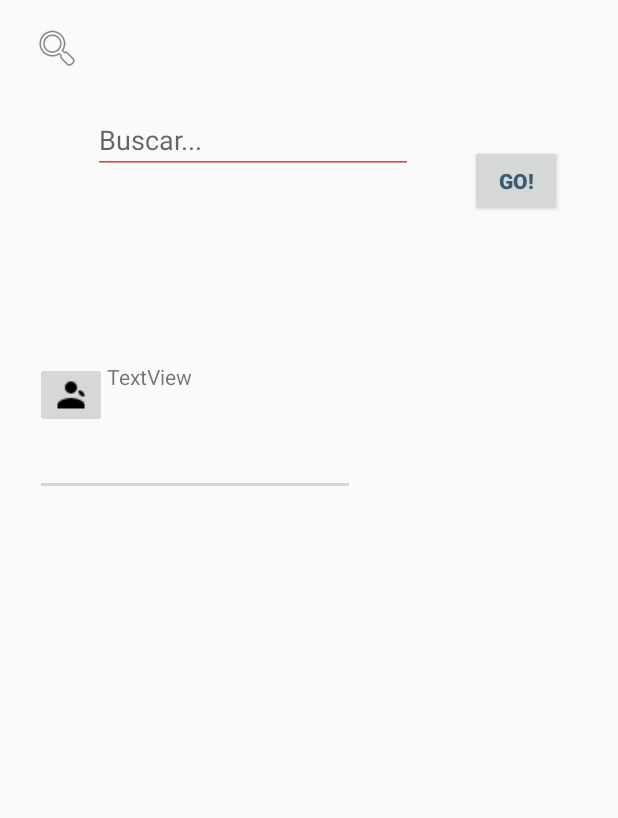
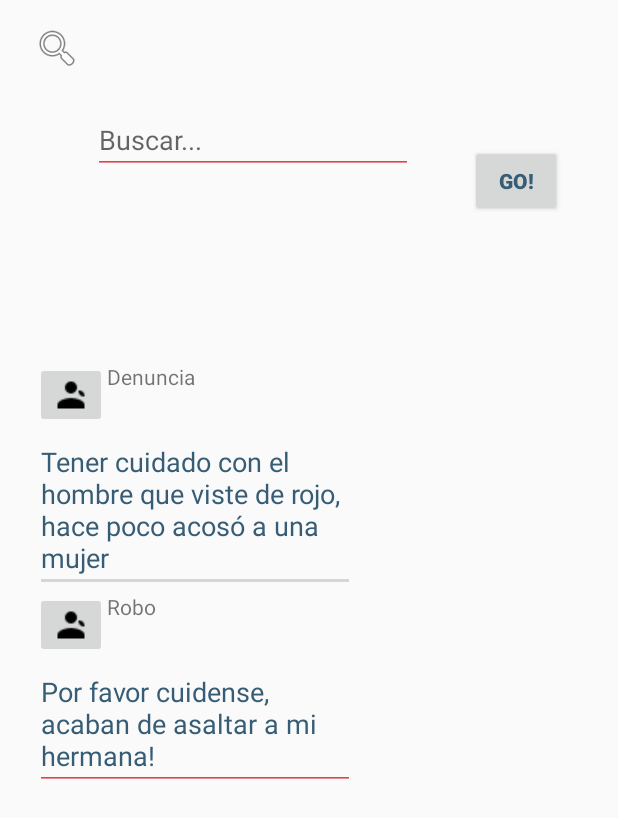
Before and after one commit to rrsegnini/AP-RESPETO., an Android app: the layout content_main_feed.xml on its own in the app's theme, with its tools: preview values and no code run, on a phone screen of 412 x 824 dp. Shown: the top 818 px of the screen. Run offline under Robolectric (Android 15) with nearby library versions, the phone set to English and light mode, and no system bars.

Commit message:
Default update - Feed

```diff
--- a/app/src/main/res/layout/content_main_feed.xml
+++ b/app/src/main/res/layout/content_main_feed.xml
@@ -40,7 +40,7 @@
                     android:id="@+id/textName"
                     android:layout_width="wrap_content"
                     android:layout_height="wrap_content"
-                    android:text="TextView"
+                    android:text="Denuncia"
                     android:layout_toRightOf="@+id/profileButton1"/>
 
                 <EditText
@@ -49,6 +49,7 @@
                     android:layout_height="wrap_content"
                     android:ems="10"
                     android:inputType="textMultiLine"
+                    android:text="Tener cuidado con el hombre que viste de rojo, hace poco acosó a una mujer"
                     android:layout_below="@id/profileButton1"/>
             </RelativeLayout>
 
@@ -57,6 +58,34 @@
         <TableRow
             android:layout_width="match_parent"
             android:layout_height="match_parent" />
+
+        <RelativeLayout
+            android:layout_width="match_parent"
+            android:layout_height="match_parent">
+
+            <ImageButton
+                android:id="@+id/profileButton2"
+                android:layout_width="wrap_content"
+                android:layout_height="wrap_content"
+                app:srcCompat="@drawable/icons8_person_female_24" />
+
+            <TextView
+                android:id="@+id/textName2"
+                android:layout_width="wrap_content"
+                android:layout_height="wrap_content"
+                android:text="Robo"
+                android:layout_toRightOf="@+id/profileButton2"/>
+
+            <EditText
+                android:id="@+id/textInfo2"
+                android:layout_width="wrap_content"
+                android:layout_height="wrap_content"
+                android:ems="10"
+                android:inputType="textMultiLine"
+                android:text="Por favor cuidense, acaban de asaltar a mi hermana!"
+                android:layout_below="@id/profileButton2"/>
+        </RelativeLayout>
+
 
         <TableRow
             android:layout_width="match_parent"
```
